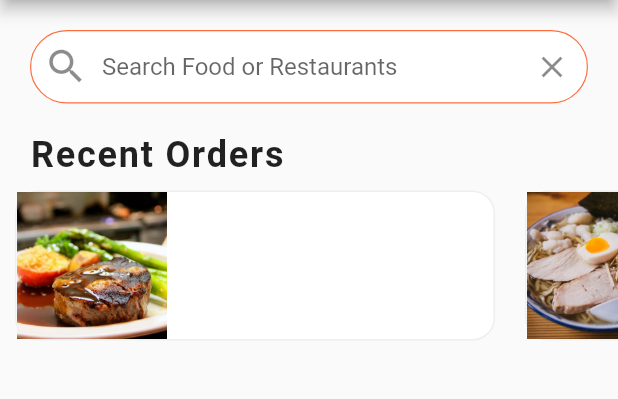
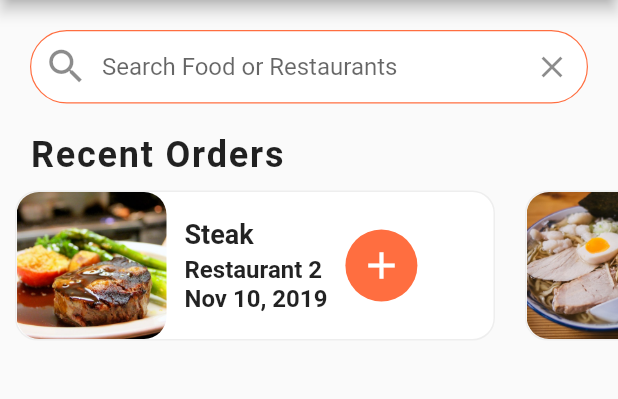
Before and after one commit to Code4Blessings/flutter_food_delivery, a Flutter app: the screen it shows after launch, on a phone screen of 412 x 824 dp, the part 84-483 px from its top. Run offline on Flutter 3.47's test engine with Material 2 defaults, Android fonts, the phone set to English and light mode, and no system bars.

Commit message:
Finished food card and did ALT + up

```diff
--- a/flutter_food_delivery_ui/lib/widgets/recent_orders.dart
+++ b/flutter_food_delivery_ui/lib/widgets/recent_orders.dart
@@ -17,12 +17,67 @@ class RecentOrders extends StatelessWidget {
       ),
       child: Row(
         children: <Widget>[
-          Image(
-            height: 100.0,
-            width: 100.0,
-            image: AssetImage(order.food.imageUrl),
-            fit: BoxFit.cover,
-          )
+          Row(
+            children: <Widget>[
+              ClipRRect(
+              borderRadius: BorderRadius.circular(15.0),
+              child: Image(
+                height: 100.0,
+                width: 100.0,
+                image: AssetImage(order.food.imageUrl),
+                fit: BoxFit.cover,
+              ),
+            ),
+          Container(
+            margin: EdgeInsets.all(12.0),
+            child: Column(
+              mainAxisAlignment: MainAxisAlignment.center,
+              crossAxisAlignment: CrossAxisAlignment.start,
+              children: <Widget>[
+                Text(
+                  order.food.name,
+                  style: TextStyle(
+                    fontSize: 18.0,
+                    fontWeight: FontWeight.bold
+                  ),
+                  overflow: TextOverflow.ellipsis,
+                ),
+                SizedBox(height: 4.0),
+                Text(
+                  order.restaurant.name,
+                  style: TextStyle(
+                    fontSize: 16.0,
+                    fontWeight: FontWeight.w600
+                  ),
+                  overflow: TextOverflow.ellipsis,
+                ),
+                Text(
+                  order.date,
+                  style: TextStyle(
+                    fontSize: 16.0,
+                    fontWeight: FontWeight.w600
+                  ),
+                  overflow: TextOverflow.ellipsis,
+                )
+              ],
+            ),
+          ),
+            ]
+          ),
+          Container(
+            margin: EdgeInsets.only(right: 20.0),
+            width: 48.0,
+            decoration: BoxDecoration(
+              color: Theme.of(context).primaryColor,
+              borderRadius: BorderRadius.circular(30.0)
+            ),
+            child: IconButton(
+              icon: Icon(Icons.add),
+              onPressed: () {},
+              iconSize: 30.0,
+              color: Colors.white,
+              ),
+          ),
         ],
       ),
     );
```
